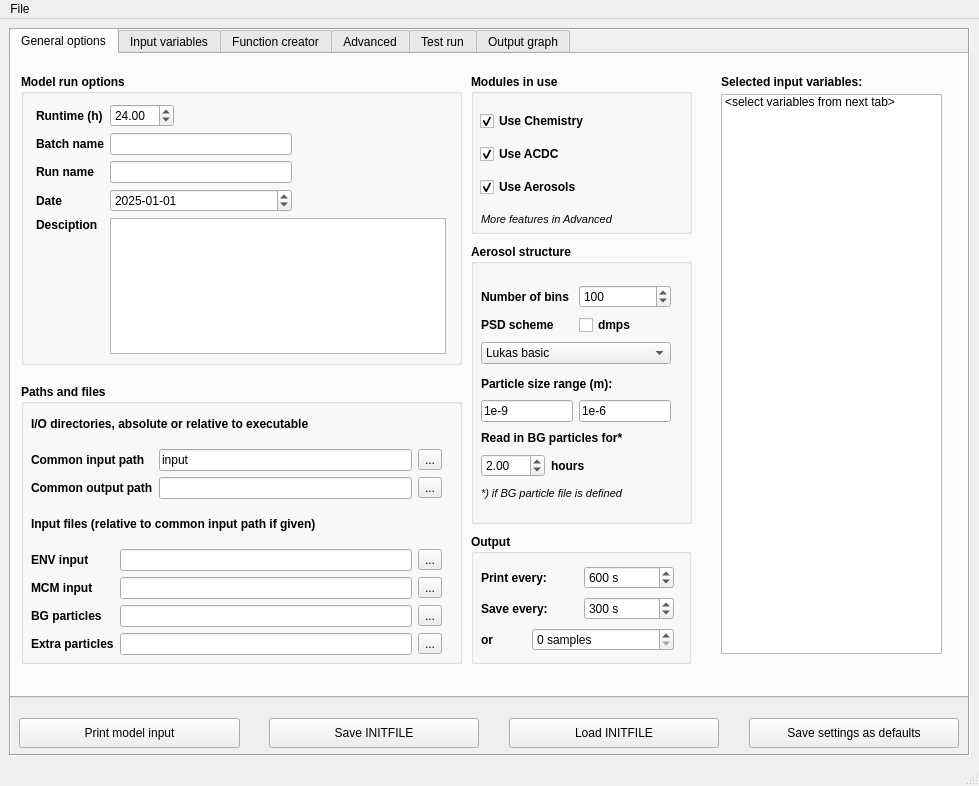
Above: gui/LSD.ui from pclusius/arca-box before the change. Below: the same form after it.
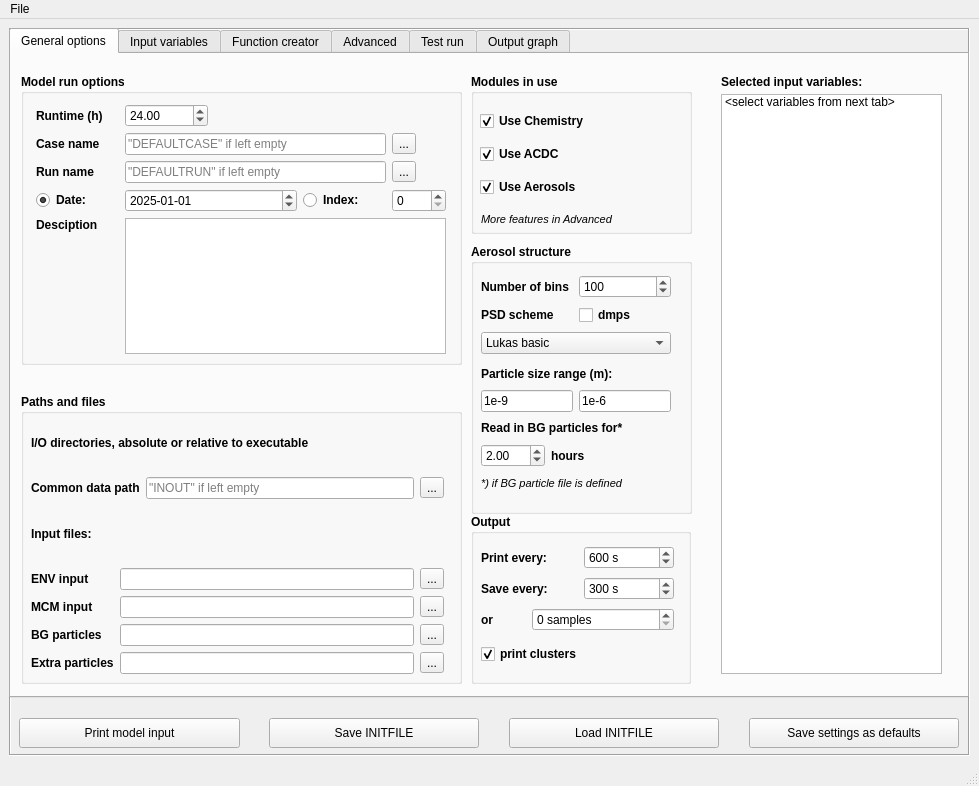
That is the form after the change. Custom widgets are drawn as their Qt base class.

Commit message: Batch file creator

```diff
--- a/gui/LSD.ui
+++ b/gui/LSD.ui
@@ -54,7 +54,7 @@
          <x>700</x>
          <y>10</y>
          <width>241</width>
-         <height>600</height>
+         <height>620</height>
         </rect>
        </property>
        <property name="frameShape">
@@ -69,7 +69,7 @@
           <x>10</x>
           <y>30</y>
           <width>221</width>
-          <height>560</height>
+          <height>580</height>
          </rect>
         </property>
         <property name="verticalScrollBarPolicy">
@@ -261,39 +261,13 @@
            </property>
           </widget>
          </item>
-         <item row="0" column="2">
-          <spacer name="horizontalSpacer_2">
-           <property name="orientation">
-            <enum>Qt::Horizontal</enum>
-           </property>
-           <property name="sizeHint" stdset="0">
-            <size>
-             <width>40</width>
-             <height>20</height>
-            </size>
-           </property>
-          </spacer>
-         </item>
          <item row="1" column="0">
           <widget class="QLabel" name="label_5">
            <property name="toolTip">
             <string>Used for calculation of correct Julian day</string>
            </property>
            <property name="text">
-            <string>Batch name</string>
-           </property>
-          </widget>
-         </item>
-         <item row="1" column="1" colspan="2">
-          <widget class="QLineEdit" name="case_name">
-           <property name="font">
-            <font>
-             <weight>50</weight>
-             <bold>false</bold>
-            </font>
-           </property>
-           <property name="toolTip">
-            <string>Group name, output is saved under directory named after this.</string>
+            <string>Case name</string>
            </property>
           </widget>
          </item>
@@ -307,29 +281,6 @@
            </property>
           </widget>
          </item>
-         <item row="2" column="1" colspan="2">
-          <widget class="QLineEdit" name="run_name">
-           <property name="font">
-            <font>
-             <weight>50</weight>
-             <bold>false</bold>
-            </font>
-           </property>
-           <property name="toolTip">
-            <string>Run name, output is saved under directory named after this, locating in Batch name directory.</string>
-           </property>
-          </widget>
-         </item>
-         <item row="3" column="0">
-          <widget class="QLabel" name="label_7">
-           <property name="toolTip">
-            <string>Run name, output is saved under directory named after this, locating in Batch name directory.</string>
-           </property>
-           <property name="text">
-            <string>Date</string>
-           </property>
-          </widget>
-         </item>
          <item row="3" column="1" colspan="2">
           <widget class="QDateEdit" name="dateEdit">
            <property name="font">
@@ -350,19 +301,6 @@
            </property>
           </widget>
          </item>
-         <item row="3" column="3" colspan="2">
-          <spacer name="horizontalSpacer">
-           <property name="orientation">
-            <enum>Qt::Horizontal</enum>
-           </property>
-           <property name="sizeHint" stdset="0">
-            <size>
-             <width>148</width>
-             <height>20</height>
-            </size>
-           </property>
-          </spacer>
-         </item>
          <item row="4" column="0">
           <widget class="QLabel" name="label_8">
            <property name="font">
@@ -410,6 +348,113 @@
            </property>
           </spacer>
          </item>
+         <item row="0" column="2" colspan="3">
+          <spacer name="horizontalSpacer_2">
+           <property name="orientation">
+            <enum>Qt::Horizontal</enum>
+           </property>
+           <property name="sizeHint" stdset="0">
+            <size>
+             <width>40</width>
+             <height>20</height>
+            </size>
+           </property>
+          </spacer>
+         </item>
+         <item row="2" column="1" colspan="3">
+          <widget class="QLineEdit" name="run_name">
+           <property name="font">
+            <font>
+             <weight>50</weight>
+             <bold>false</bold>
+            </font>
+           </property>
+           <property name="toolTip">
+            <string>Run name, output is saved under directory named after this, locating in Batch name directory.</string>
+           </property>
+           <property name="placeholderText">
+            <string>&quot;DEFAULTRUN&quot; if left empty</string>
+           </property>
+          </widget>
+         </item>
+         <item row="1" column="1" colspan="3">
+          <widget class="QLineEdit" name="case_name">
+           <property name="font">
+            <font>
+             <weight>50</weight>
+             <bold>false</bold>
+            </font>
+           </property>
+           <property name="toolTip">
+            <string>Group name, output is saved under directory named after this.</string>
+           </property>
+           <property name="placeholderText">
+            <string>&quot;DEFAULTCASE&quot; if left empty</string>
+           </property>
+          </widget>
+         </item>
+         <item row="3" column="4">
+          <widget class="QSpinBox" name="indexEdit">
+           <property name="font">
+            <font>
+             <weight>50</weight>
+             <bold>false</bold>
+            </font>
+           </property>
+           <property name="maximum">
+            <number>9999</number>
+           </property>
+          </widget>
+         </item>
+         <item row="3" column="0">
+          <widget class="QRadioButton" name="indexRadioDate">
+           <property name="text">
+            <string>Date:</string>
+           </property>
+           <property name="checked">
+            <bool>true</bool>
+           </property>
+          </widget>
+         </item>
+         <item row="3" column="3">
+          <widget class="QRadioButton" name="indexRadioIndex">
+           <property name="text">
+            <string>Index:</string>
+           </property>
+          </widget>
+         </item>
+         <item row="1" column="4">
+          <widget class="QToolButton" name="browseCase">
+           <property name="font">
+            <font>
+             <weight>50</weight>
+             <bold>false</bold>
+            </font>
+           </property>
+           <property name="toolTip">
+            <string>Browse for existing case directories</string>
+           </property>
+           <property name="text">
+            <string>...</string>
+           </property>
+          </widget>
+         </item>
+         <item row="2" column="4">
+          <widget class="QToolButton" name="browseRun">
+           <property name="font">
+            <font>
+             <weight>50</weight>
+             <bold>false</bold>
+            </font>
+           </property>
+           <property name="toolTip">
+            <string>Browse for existing run directories</string>
+           </property>
+           <property name="text">
+            <string>...</string>
+           </property>
+          </widget>
+         </item>
         </layout>
        </widget>
       </widget>
@@ -419,7 +464,7 @@
          <x>460</x>
          <y>190</y>
          <width>221</width>
-         <height>280</height>
+         <height>270</height>
         </rect>
        </property>
        <property name="font">
@@ -451,7 +496,7 @@
         <property name="geometry">
          <rect>
           <x>0</x>
-          <y>30</y>
+          <y>20</y>
           <width>211</width>
           <height>240</height>
          </rect>
@@ -638,9 +683,9 @@
        <property name="geometry">
         <rect>
          <x>10</x>
-         <y>330</y>
+         <y>340</y>
          <width>441</width>
-         <height>280</height>
+         <height>290</height>
         </rect>
        </property>
        <property name="font">
@@ -657,8 +702,8 @@
          <rect>
           <x>10</x>
           <y>20</y>
-          <width>411</width>
-          <height>251</height>
+          <width>413</width>
+          <height>260</height>
          </rect>
         </property>
         <layout class="QGridLayout" name="gridLayout_9">
@@ -672,7 +717,7 @@
          <item row="1" column="0" colspan="2">
           <widget class="QLabel" name="label_46">
            <property name="text">
-            <string>Common input path</string>
+            <string>Common data path</string>
            </property>
           </widget>
          </item>
@@ -685,7 +730,10 @@
             </font>
            </property>
            <property name="text">
-            <string>input</string>
+            <string/>
+           </property>
+           <property name="placeholderText">
+            <string>&quot;INOUT&quot; if left empty</string>
            </property>
           </widget>
          </item>
@@ -702,44 +750,14 @@
            </property>
           </widget>
          </item>
-         <item row="2" column="0" colspan="2">
-          <widget class="QLabel" name="label_47">
-           <property name="text">
-            <string>Common output path</string>
-           </property>
-          </widget>
-         </item>
-         <item row="2" column="2">
-          <widget class="QLineEdit" name="lineEdit_13">
-           <property name="font">
-            <font>
-             <weight>50</weight>
-             <bold>false</bold>
-            </font>
-           </property>
-          </widget>
-         </item>
-         <item row="2" column="3">
-          <widget class="QToolButton" name="browseCommonOut">
-           <property name="font">
-            <font>
-             <weight>50</weight>
-             <bold>false</bold>
-            </font>
-           </property>
-           <property name="text">
-            <string>...</string>
-           </property>
-          </widget>
-         </item>
-         <item row="4" column="0">
+         <item row="3" column="0">
           <widget class="QLabel" name="label_44">
            <property name="text">
             <string>ENV input</string>
            </property>
           </widget>
          </item>
-         <item row="4" column="1" colspan="2">
+         <item row="3" column="1" colspan="2">
           <widget class="QLineEdit" name="env_file">
            <property name="font">
             <font>
@@ -749,7 +767,7 @@
            </property>
           </widget>
          </item>
-         <item row="4" column="3">
+         <item row="3" column="3">
           <widget class="QToolButton" name="browseEnv">
            <property name="font">
             <font>
@@ -762,14 +780,14 @@
            </property>
           </widget>
          </item>
-         <item row="5" column="0">
+         <item row="4" column="0">
           <widget class="QLabel" name="label_45">
            <property name="text">
             <string>MCM input</string>
            </property>
           </widget>
          </item>
-         <item row="5" column="1" colspan="2">
+         <item row="4" column="1" colspan="2">
           <widget class="QLineEdit" name="mcm_file">
            <property name="font">
             <font>
@@ -779,7 +797,7 @@
            </property>
           </widget>
          </item>
-         <item row="5" column="3">
+         <item row="4" column="3">
           <widget class="QToolButton" name="browseMcm">
            <property name="font">
             <font>
@@ -792,14 +810,14 @@
            </property>
           </widget>
          </item>
-         <item row="6" column="0">
+         <item row="5" column="0">
           <widget class="QLabel" name="label_49">
            <property name="text">
             <string>BG particles</string>
            </property>
           </widget>
          </item>
-         <item row="6" column="1" colspan="2">
+         <item row="5" column="1" colspan="2">
           <widget class="QLineEdit" name="dmps_file">
            <property name="font">
             <font>
@@ -809,7 +827,7 @@
            </property>
           </widget>
          </item>
-         <item row="6" column="3">
+         <item row="5" column="3">
           <widget class="QToolButton" name="browsePar">
            <property name="font">
             <font>
@@ -822,14 +840,14 @@
            </property>
           </widget>
          </item>
-         <item row="7" column="0">
+         <item row="6" column="0">
           <widget class="QLabel" name="label_53">
            <property name="text">
             <string>Extra particles</string>
            </property>
           </widget>
          </item>
-         <item row="7" column="1" colspan="2">
+         <item row="6" column="1" colspan="2">
           <widget class="QLineEdit" name="extra_particles">
            <property name="font">
             <font>
@@ -839,7 +857,7 @@
            </property>
           </widget>
          </item>
-         <item row="7" column="3">
+         <item row="6" column="3">
           <widget class="QToolButton" name="browseXtr">
            <property name="font">
             <font>
@@ -852,10 +870,10 @@
            </property>
           </widget>
          </item>
-         <item row="3" column="0" colspan="3">
+         <item row="2" column="0" colspan="4">
           <widget class="QLabel" name="label_48">
            <property name="text">
-            <string>Input files (relative to common input path if given)</string>
+            <string>Input files:</string>
            </property>
           </widget>
          </item>
@@ -866,9 +884,9 @@
        <property name="geometry">
         <rect>
          <x>460</x>
-         <y>480</y>
+         <y>460</y>
          <width>220</width>
-         <height>130</height>
+         <height>170</height>
         </rect>
        </property>
        <property name="font">
@@ -979,6 +997,25 @@
          </item>
         </layout>
        </widget>
+       <widget class="QCheckBox" name="print_acdc">
+        <property name="enabled">
+         <bool>true</bool>
+        </property>
+        <property name="geometry">
+         <rect>
+          <x>10</x>
+          <y>130</y>
+          <width>137</width>
+          <height>20</height>
+         </rect>
+        </property>
+        <property name="text">
+         <string>print clusters</string>
+        </property>
+        <property name="checked">
+         <bool>true</bool>
+        </property>
+       </widget>
       </widget>
      </widget>
      <widget class="QWidget" name="tab_3">
```
Left out of the diff: 329 changed lines with no effect on the pictures. The commit also changes 8 other files.
